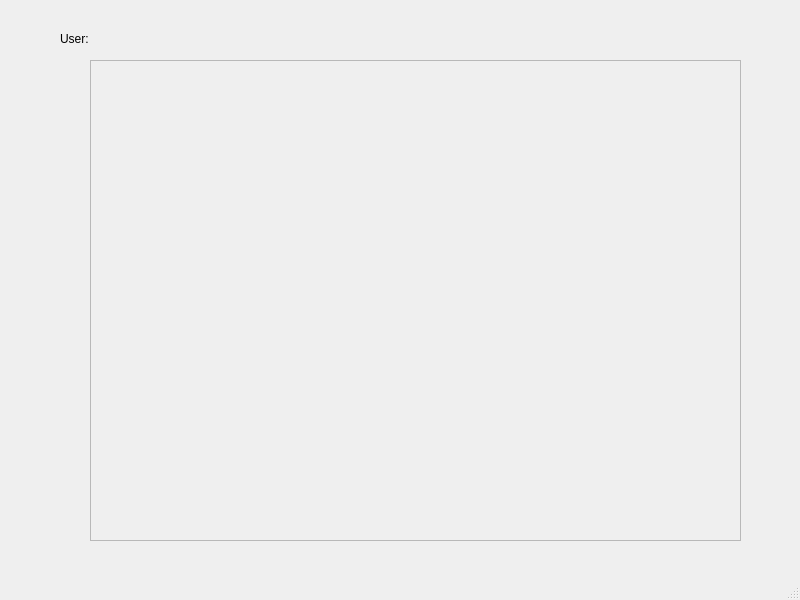
This is View/userview.ui in JakobHallin/metodikProjekt as Qt 5 draws it before an edit. The edited form follows.
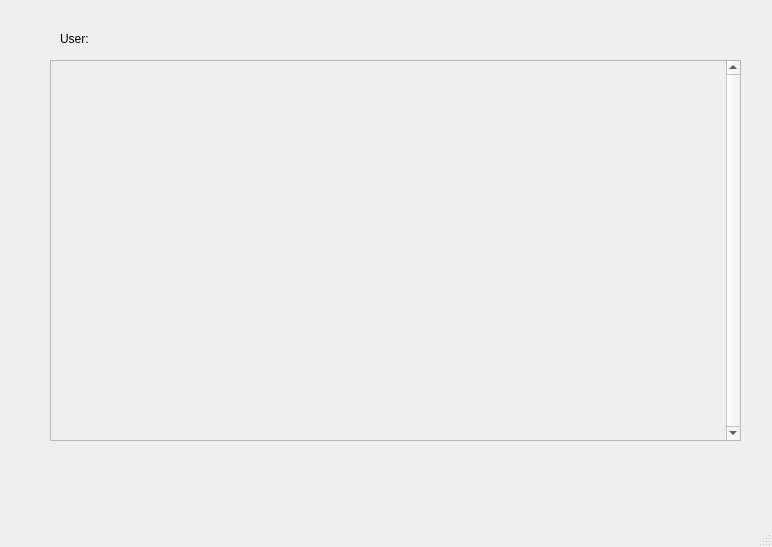
This is the edited form.

Commit message: giving up on userview to be as I want

```diff
--- a/View/userview.ui
+++ b/View/userview.ui
@@ -6,8 +6,8 @@
    <rect>
     <x>0</x>
     <y>0</y>
-    <width>800</width>
-    <height>600</height>
+    <width>772</width>
+    <height>547</height>
    </rect>
   </property>
   <property name="windowTitle">
@@ -30,12 +30,18 @@
    <widget class="QScrollArea" name="scrollArea">
     <property name="geometry">
      <rect>
-      <x>90</x>
+      <x>50</x>
       <y>60</y>
-      <width>651</width>
-      <height>481</height>
+      <width>691</width>
+      <height>381</height>
      </rect>
     </property>
+    <property name="verticalScrollBarPolicy">
+     <enum>Qt::ScrollBarAlwaysOn</enum>
+    </property>
+    <property name="sizeAdjustPolicy">
+     <enum>QAbstractScrollArea::AdjustToContents</enum>
+    </property>
     <property name="widgetResizable">
      <bool>true</bool>
     </property>
@@ -44,8 +50,8 @@
       <rect>
        <x>0</x>
        <y>0</y>
-       <width>649</width>
-       <height>479</height>
+       <width>675</width>
+       <height>379</height>
       </rect>
      </property>
     </widget>
```
Left out of the diff: 2 changed lines with no effect on the pictures. The commit also changes 9 other files.
